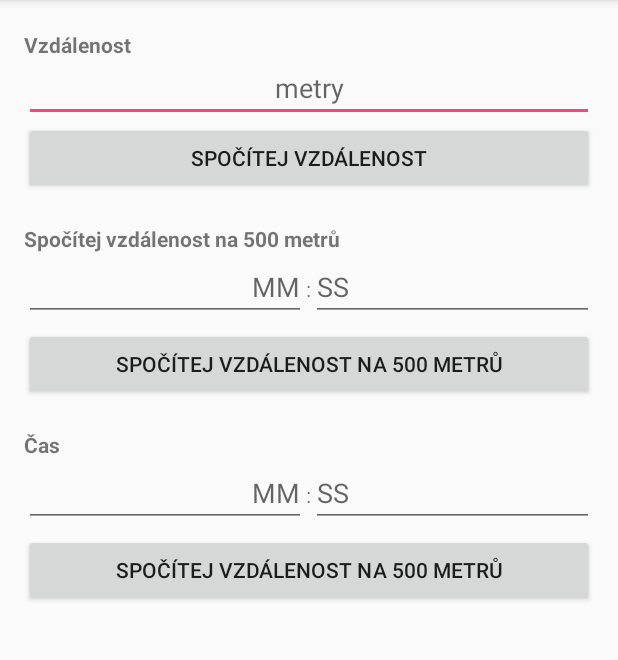
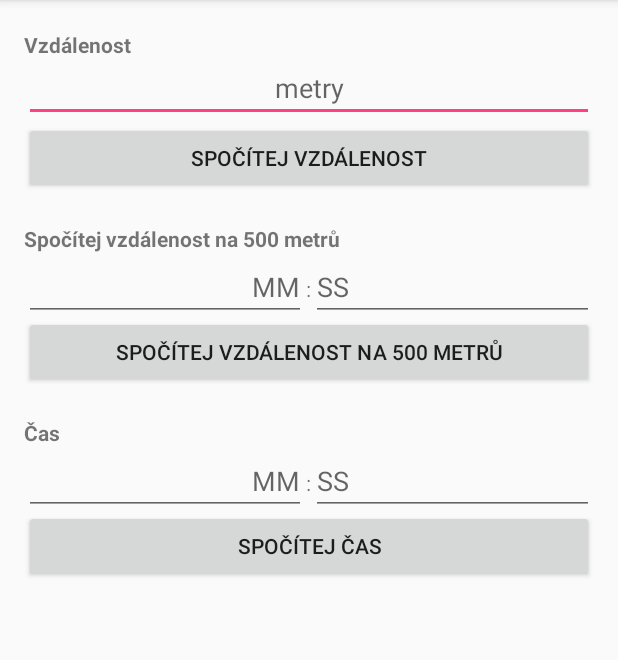
Before and after one commit to DohnalMichal/MyApp, an Android app: the CalculatorActivity screen opened directly, with no data from a screen before it, on a phone screen of 412 x 824 dp, the part 84-744 px from its top. Run offline under Robolectric (Android 15) with nearby library versions, the phone set to English and light mode, and no system bars.

Commit message:
Zatím všechno funguje, mám tam spoustu komentářů xD

```diff
--- a/app/src/main/java/com/example/dohny/myapplication/CalculatorActivity.java
+++ b/app/src/main/java/com/example/dohny/myapplication/CalculatorActivity.java
@@ -1,13 +1,75 @@
 package com.example.dohny.myapplication;
 
+import android.content.Intent;
 import android.support.v7.app.AppCompatActivity;
 import android.os.Bundle;
+import android.widget.Button;
+import android.widget.EditText;
+import android.view.View;
+
+import java.util.function.DoublePredicate;
 
 public class CalculatorActivity extends AppCompatActivity {
+    EditText etVzdalenost, splitMM, splitSS, casMM, casSS;
+    Button vzdalenost, split, cas;
+
+   /* int splitVteriny;
+    int splitMinuty;
+    int casMinuty;
+    int casVteriny;
+    int vzdalenost;
+    int split;
+    int cas;   */
+
 
     @Override
     protected void onCreate(Bundle savedInstanceState) {
         super.onCreate(savedInstanceState);
         setContentView(R.layout.activity_calculator);
+        etVzdalenost = (EditText) findViewById(R.id.etVzdalenost);
+        vzdalenost = (Button) findViewById(R.id.bSpocitejVzdalenost);
+        splitMM = (EditText) findViewById(R.id.splitMM);
+        splitSS = (EditText) findViewById(R.id.splitSS);
+        split = (Button) findViewById(R.id.bSpocitejSplit);
+        casMM = (EditText) findViewById(R.id.casMM);
+        casSS = (EditText) findViewById(R.id.casSS);
+        cas = (Button) findViewById(R.id.bSpocitejCas);
     }
+    //EditText lat_source = (EditText)findViewById(R.id.latValue);
+    //here crash -->    Double sourceLat = Double.parseDouble(lat_source.getText().toString());
+
+    public void distanceClicked (View view){
+        /*cas = (casMinuty*60)+(casVteriny);
+        split = (splitMinuty*60)+(splitVteriny);
+        splitVteriny = Integer.parseInt(splitSS.getText().toString());
+        splitMinuty = Integer.parseInt(splitMM.getText().toString());
+        vzdalenost = (cas/split)*500;
+        String vzdalenost1 = new Integer(vzdalenost).toString();
+        ((EditText) findViewById(R.id.etVzdalenost).setText(String.valueOf(vzdalenost1)));*/
+        Double splitMinuty = Double.parseDouble(splitMM.getText().toString());
+        Double splitVteriny = Double.parseDouble(splitSS.getText().toString());
+        Double casVteriny = Double.parseDouble(casSS.getText().toString());
+        Double casMinuty = Double.parseDouble(casMM.getText().toString());
+
+        double split = splitMinuty + (splitVteriny / 60.0d);
+        ((EditText) findViewById(R.id.etVzdalenost)).setText(String.valueOf(((int) ((casMinuty + (casVteriny / 60.0d)) / split)) * 500));
+
+    }
+
+    public void splitClicked (View view) {
+
+
+    }
+
+    public void timeClicked (View view) {
+
+
+    }
+
+    /*public void calculateDistance(View view) {
+        double split = getDoubleValueFromView(R.id.splitMM) + (getDoubleValueFromView(R.id.splitSS) / 60.0d);
+        ((EditText) findViewById(R.id.etVzdalenost)).setText(String.valueOf(((int) ((getDoubleValueFromView(R.id.casMM) + (getDoubleValueFromView(R.id.casSS) / 60.0d)) / split)) * 500));
+    }  */
+
+
 }
--- a/app/src/main/res/layout/activity_calculator.xml
+++ b/app/src/main/res/layout/activity_calculator.xml
@@ -25,7 +25,7 @@
                     tools:ignore="UselessParent">
 
                         <TextView
-                            android:id="@+id/textView"
+                            android:id="@+id/tvVzdalenost"
                             android:layout_width="0dp"
                             android:layout_height="wrap_content"
                             android:layout_alignParentLeft="true"
@@ -46,21 +46,24 @@
             android:id="@+id/etVzdalenost"
             android:layout_width="match_parent"
             android:layout_height="wrap_content"
-            android:layout_alignParentLeft="true"
-            android:layout_alignParentStart="true"
-            android:layout_alignParentTop="true"
             android:layout_marginTop="36dp"
             android:hint="@string/metry"
             android:inputType="number"
             android:textAlignment="center"
-            tools:ignore="HardcodedText" />
+            tools:ignore="HardcodedText"
+            android:layout_alignParentTop="true"
+            android:layout_alignParentLeft="true"
+            android:layout_alignParentStart="true" />
 
         <Button
             android:id="@+id/bSpocitejVzdalenost"
+            android:onClick="distanceClicked"
             android:layout_width="match_parent"
             android:layout_height="wrap_content"
-            android:layout_below="@id/etVzdalenost"
-            android:text="@string/bSpocitejVzdalnost"/>
+            android:text="@string/bSpocitejVzdalnost"
+            android:layout_below="@+id/etVzdalenost"
+            android:layout_alignParentLeft="true"
+            android:layout_alignParentStart="true" />
 
         <TextView
             android:id="@+id/tvSplit"
@@ -76,11 +79,11 @@
             android:textStyle="bold" />
 
         <LinearLayout
+            android:id="@+id/LinearSplit"
             android:layout_width="match_parent"
             android:layout_height="50dp"
             android:layout_below="@+id/tvSplit"
-            android:orientation="horizontal"
-            android:id="@+id/LinearSplit">
+            android:orientation="horizontal">
 
                 <EditText
                     android:id="@+id/splitMM"
@@ -111,12 +114,14 @@
 
         <Button
             android:id="@+id/bSpocitejSplit"
+            android:onClick="splitClicked"
             android:layout_width="match_parent"
             android:layout_height="wrap_content"
+            android:text="@string/split"
+            android:layout_below="@+id/tvSplit"
             android:layout_alignParentLeft="true"
             android:layout_alignParentStart="true"
-            android:layout_below="@+id/LinearSplit"
-            android:text="@string/split" />
+            android:layout_marginTop="42dp" />
 
         <TextView
             android:id="@+id/tvCas"
@@ -166,14 +171,16 @@
 
         <Button
             android:id="@+id/bSpocitejCas"
+            android:onClick="timeClicked"
             android:layout_width="match_parent"
             android:layout_height="wrap_content"
+            android:layout_weight="1"
+            android:text="@string/bSpocitejCas"
+            tools:ignore="ObsoleteLayoutParam"
+            android:layout_below="@+id/tvCas"
             android:layout_alignParentLeft="true"
             android:layout_alignParentStart="true"
-            android:layout_below="@+id/LinearCas"
-            android:layout_weight="1"
-            android:text="@string/split"
-            tools:ignore="ObsoleteLayoutParam" />
+            android:layout_marginTop="42dp" />
 
 
 </RelativeLayout>
--- a/app/src/main/res/values/strings.xml
+++ b/app/src/main/res/values/strings.xml
@@ -20,5 +20,6 @@
     <string name="metry">metry</string>
     <string name="dvojtecka">:</string>
     <string name="cas">Čas</string>
+    <string name="bSpocitejCas">Spočítej čas</string>
 
 </resources>
```
Also changed, not shown: 2 other files.
